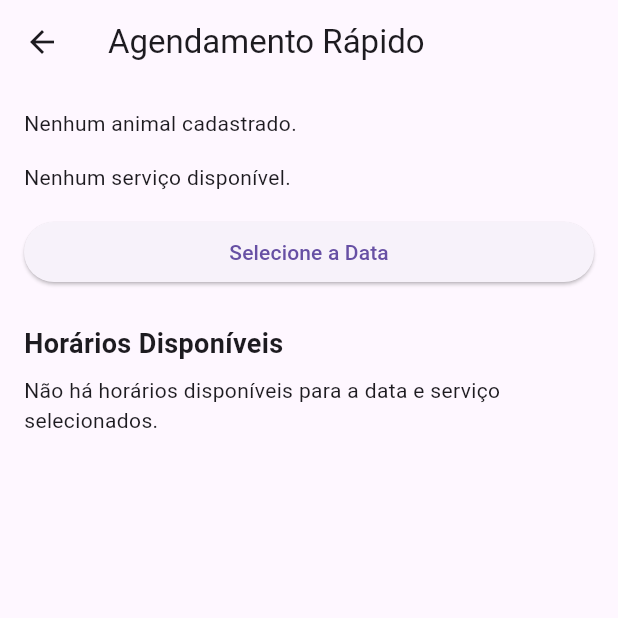
After one commit to CarlosHeiden/api_petvida, a Flutter app: the OneClickAgendamentoScreen screen opened directly, on a phone screen of 412 x 824 dp, the top half of it. The commit adds this screen. Run offline on Flutter 3.47's test engine with Material 3 defaults, Android fonts, the phone set to English and light mode, and no system bars; our stand-ins replace dio, logger, shared_preferences; accounts and stored records are empty; network calls fail.

Commit message:
alterado layout agendamento

```diff
--- /dev/null
+++ b/lib/screens/one_click_agendamento_screen.dart
@@ -0,0 +1,220 @@
+// lib/screens/one_click_agendamento_screen.dart
+
+import 'package:flutter/material.dart';
+import 'package:api_petvida/models/servicos.dart';
+import 'package:api_petvida/services/api_service.dart';
+import 'package:api_petvida/models/animal.dart';
+import 'package:dio/dio.dart';
+
+class OneClickAgendamentoScreen extends StatefulWidget {
+  const OneClickAgendamentoScreen({super.key});
+
+  @override
+  State<OneClickAgendamentoScreen> createState() => _OneClickAgendamentoScreenState();
+}
+
+class _OneClickAgendamentoScreenState extends State<OneClickAgendamentoScreen> {
+  final ApiService _apiService = ApiService();
+  final GlobalKey<FormState> _formKey = GlobalKey<FormState>();
+
+  // Variáveis para o estado
+  DateTime? _dataSelecionada;
+  int? _servicoSelecionado;
+  int? _animalSelecionado;
+  List<String> _horariosDisponiveis = [];
+  bool _isLoading = false;
+
+  // Futures para buscar os dados dos animais e serviços
+  late Future<List<Animal>> _animaisFuture;
+  late Future<List<Servicos>> _servicosFuture;
+
+
+  @override
+  void initState() {
+    super.initState();
+    _animaisFuture = _apiService.getMyAnimals();
+    _servicosFuture = _apiService.getServicos();
+  }
+
+  // Função para buscar e atualizar os horários
+  Future<void> _fetchHorarios() async {
+    if (_dataSelecionada == null || _servicoSelecionado == null) return;
+
+    setState(() {
+      _isLoading = true;
+      _horariosDisponiveis = [];
+    });
+
+    try {
+      final dataStr = _dataSelecionada!.toIso8601String().split('T')[0];
+      final horarios = await _apiService.getHorariosDisponiveis(
+        data: dataStr,
+        servicoId: _servicoSelecionado!,
+      );
+      setState(() {
+        _horariosDisponiveis = horarios;
+      });
+    } catch (e) {
+      ScaffoldMessenger.of(context).showSnackBar(
+        const SnackBar(content: Text('Erro ao carregar horários. Tente novamente.')),
+      );
+    } finally {
+      setState(() {
+        _isLoading = false;
+      });
+    }
+  }
+
+  // Função para lidar com o agendamento com um clique
+  void _agendar(String horario) async {
+    if (_animalSelecionado == null || _servicoSelecionado == null || _dataSelecionada == null) {
+      ScaffoldMessenger.of(context).showSnackBar(
+        const SnackBar(content: Text('Por favor, selecione um animal, serviço e data.')),
+      );
+      return;
+    }
+
+    try {
+      final dataStr = _dataSelecionada!.toIso8601String().split('T')[0];
+      await ApiService().agendarComUmClique(
+        idAnimal: _animalSelecionado!, // Corrigido: usa a variável de estado
+        idServicos: _servicoSelecionado!, // Corrigido: usa a variável de estado
+        data: dataStr,
+        hora: horario, // Corrigido: usa o parâmetro recebido
+      );
+      ScaffoldMessenger.of(context).showSnackBar(
+        const SnackBar(content: Text('Agendamento realizado com sucesso!')),
+      );
+      Navigator.of(context).pop();
+    } on DioException catch (e) {
+      String errorMessage = 'Erro ao agendar.';
+      if (e.response?.statusCode == 400 && e.response!.data is Map) {
+        final errorData = e.response!.data;
+        if (errorData.containsKey('non_field_errors') && errorData['non_field_errors'] is List) {
+          errorMessage = errorData['non_field_errors'][0];
+        } else {
+          errorMessage = errorData.values.first.toString();
+        }
+      }
+      ScaffoldMessenger.of(context).showSnackBar(
+        SnackBar(content: Text(errorMessage)),
+      );
+    } catch (e) {
+      ScaffoldMessenger.of(context).showSnackBar(
+        const SnackBar(content: Text('Erro inesperado. Tente novamente mais tarde.')),
+      );
+    }
+  }
+
+  @override
+  Widget build(BuildContext context) {
+    return Scaffold(
+      appBar: AppBar(title: const Text('Agendamento Rápido')),
+      body: SingleChildScrollView(
+        padding: const EdgeInsets.all(16.0),
+        child: Form(
+          key: _formKey,
+          child: Column(
+            crossAxisAlignment: CrossAxisAlignment.stretch,
+            children: [
+              FutureBuilder<List<Animal>>(
+                future: _animaisFuture,
+                builder: (context, snapshot) {
+                  if (snapshot.connectionState != ConnectionState.done) {
+                    return const CircularProgressIndicator();
+                  }
+                  if (!snapshot.hasData || snapshot.data!.isEmpty) {
+                    return const Text("Nenhum animal cadastrado.");
+                  }
+                  return DropdownButtonFormField<int>(
+                    decoration: const InputDecoration(labelText: 'Selecione o Animal'),
+                    value: _animalSelecionado,
+                    items: snapshot.data!.map((animal) {
+                      return DropdownMenuItem<int>(
+                        value: animal.id,
+                        child: Text(animal.nome),
+                      );
+                    }).toList(),
+                    onChanged: (newValue) {
+                      setState(() {
+                        _animalSelecionado = newValue;
+                      });
+                    },
+                  );
+                },
+              ),
+              const SizedBox(height: 16),
+              FutureBuilder<List<Servicos>>(
+                future: _servicosFuture,
+                builder: (context, snapshot) {
+                  if (snapshot.connectionState != ConnectionState.done) {
+                    return const CircularProgressIndicator();
+                  }
+                  if (!snapshot.hasData || snapshot.data!.isEmpty) {
+                    return const Text("Nenhum serviço disponível.");
+                  }
+                  return DropdownButtonFormField<int>(
+                    decoration: const InputDecoration(labelText: 'Selecione o Serviço'),
+                    value: _servicoSelecionado,
+                    items: snapshot.data!.map((servico) {
+                      return DropdownMenuItem<int>(
+                        value: servico.id,
+                        child: Text(servico.nomeServico),
+                      );
+                    }).toList(),
+                    onChanged: (newValue) {
+                      setState(() {
+                        _servicoSelecionado = newValue;
+                        if (_dataSelecionada != null) {
+                          _fetchHorarios();
+                        }
+                      });
+                    },
+                  );
+                },
+              ),
+              const SizedBox(height: 16),
+              ElevatedButton(
+                onPressed: () async {
+                  final pickedDate = await showDatePicker(
+                    context: context,
+                    initialDate: _dataSelecionada ?? DateTime.now(),
+                    firstDate: DateTime.now(),
+                    lastDate: DateTime(2101),
+                  );
+                  if (pickedDate != null) {
+                    setState(() {
+                      _dataSelecionada = pickedDate;
+                    });
+                    _fetchHorarios();
+                  }
+                },
+                child: Text(_dataSelecionada == null
+                    ? 'Selecione a Data'
+                    : 'Data: ${_dataSelecionada!.toIso8601String().split('T')[0]}'),
+              ),
+              const SizedBox(height: 24),
+              const Text('Horários Disponíveis', style: TextStyle(fontSize: 18, fontWeight: FontWeight.bold)),
+              const SizedBox(height: 8),
+              if (_isLoading)
+                const Center(child: CircularProgressIndicator())
+              else if (_horariosDisponiveis.isEmpty)
+                const Text('Não há horários disponíveis para a data e serviço selecionados.')
+              else
+                Wrap(
+                  spacing: 8.0,
+                  runSpacing: 8.0,
+                  children: _horariosDisponiveis.map((horario) {
+                    return ElevatedButton(
+                      onPressed: () => _agendar(horario),
+                      child: Text(horario),
+                    );
+                  }).toList(),
+                ),
+            ],
+          ),
+        ),
+      ),
+    );
+  }
+}
--- a/lib/services/api_service.dart
+++ b/lib/services/api_service.dart
@@ -1,3 +1,5 @@
+// lib/services/api_service.dart
+
 import 'dart:convert';
 import 'package:dio/dio.dart';
 import 'package:shared_preferences/shared_preferences.dart';
@@ -113,9 +115,11 @@ class ApiService {
     }
   }
 
-  Future<bool> createAgendamento(Map<String, dynamic> data) async {
+  Future<void> createAgendamento(Map<String, dynamic> data) async {
     final token = await getAuthToken();
-    if (token == null) return false;
+    if (token == null) {
+      throw Exception('Token de autenticação não encontrado.');
+    }
 
     try {
       await _dio.post(
@@ -123,10 +127,9 @@ class ApiService {
         data: data,
         options: Options(headers: {'Authorization': 'Token $token'}),
       );
-      return true;
     } on DioException catch (e) {
       _logger.e('Erro ao criar agendamento: ${e.response?.statusCode}\nDetalhes: ${e.response?.data}');
-      return false;
+      rethrow;
     }
   }
 
@@ -139,4 +142,63 @@ class ApiService {
     final prefs = await SharedPreferences.getInstance();
     await prefs.remove('authToken');
   }
+
+  // Novo método para obter horários disponíveis
+  Future<List<String>> getHorariosDisponiveis({
+    required String data,
+    required int servicoId,
+  }) async {
+    final token = await getAuthToken();
+    if (token == null) {
+      throw Exception('Token de autenticação não encontrado.');
+    }
+
+    try {
+      final response = await _dio.get(
+        'horarios-disponiveis/',
+        queryParameters: {
+          'data': data,
+          'servico_id': servicoId,
+        },
+        options: Options(headers: {'Authorization': 'Token $token'}),
+      );
+
+      return List<String>.from(response.data);
+    } on DioException catch (e) {
+      _logger.e('Erro ao obter horários: ${e.response?.statusCode}\nDetalhes: ${e.response?.data}');
+      rethrow;
+    }
+  }
+
+  // Método de agendamento "com um clique"
+  // Esta função foi ajustada para enviar os dados para o endpoint correto.
+  Future<void> agendarComUmClique({
+    required int idAnimal,
+    required int idServicos,
+    required String data,
+    required String hora,
+  }) async {
+    final token = await getAuthToken();
+    if (token == null) {
+      throw Exception('Token de autenticação não encontrado.');
+    }
+
+    try {
+      final body = {
+        'id_animal': idAnimal,
+        'id_servico': idServicos,
+        'data': data,
+        'hora': hora,
+      };
+
+      await _dio.post(
+        'agendar_servico/', // A rota do back-end que está funcionando
+        data: body,
+        options: Options(headers: {'Authorization': 'Token $token'}),
+      );
+    } on DioException catch (e) {
+      _logger.e('Erro ao agendar: ${e.response?.statusCode}\nDetalhes: ${e.response?.data}');
+      rethrow;
+    }
+  }
 }
```
Also changed, not shown: lib/screens/agendamento_screen.dart (+25 -6 lines), lib/screens/home_screen.dart (+28 -12 lines).
